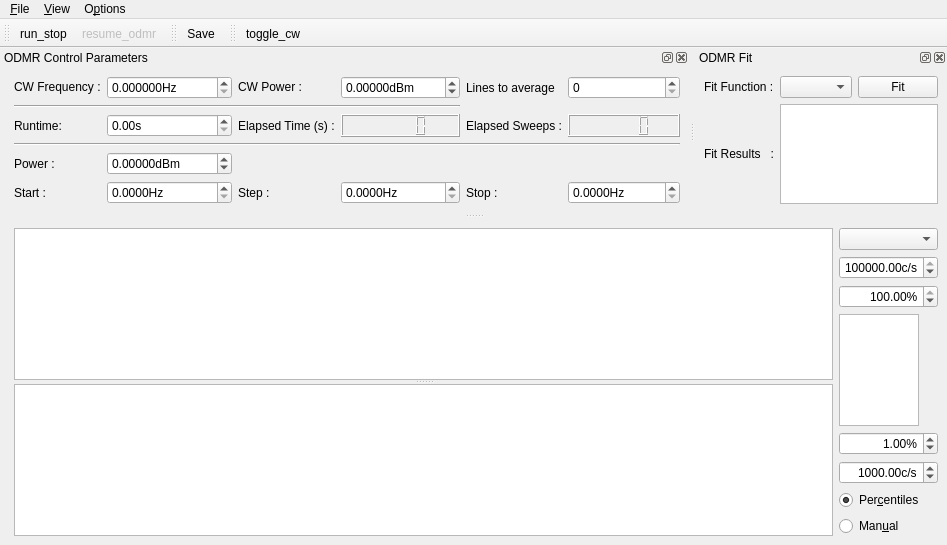
This is gui/odmr/ui_odmrgui.ui in Ulm-IQO/qudi as Qt 5 draws it before an edit. The edited form follows.
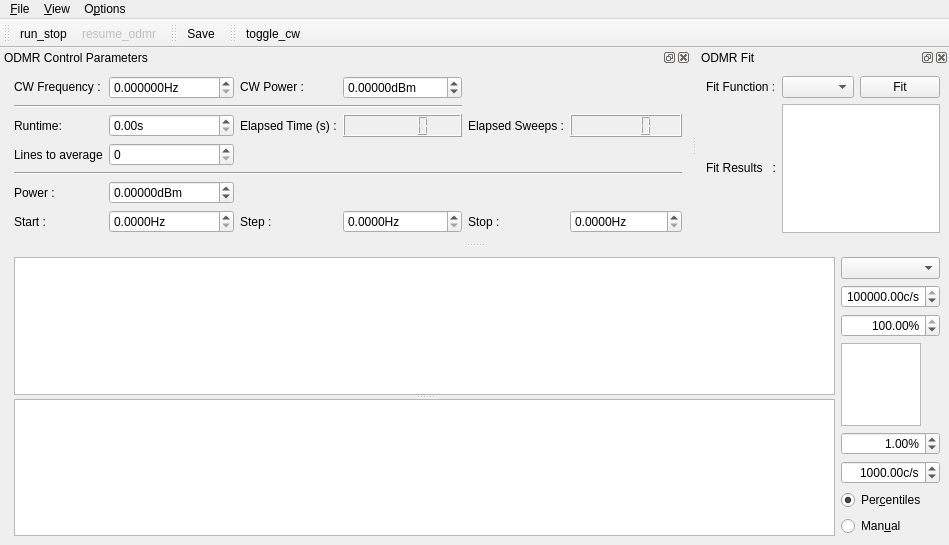
This is the edited form. Icons and pictures are not drawn. Custom widgets are drawn as their Qt base class.

Commit message: fixing the outlined issues (see PR)

Patch:
```diff
--- a/gui/odmr/ui_odmrgui.ui
+++ b/gui/odmr/ui_odmrgui.ui
@@ -214,7 +214,7 @@
      <x>0</x>
      <y>0</y>
      <width>934</width>
-     <height>21</height>
+     <height>18</height>
     </rect>
    </property>
    <widget class="QMenu" name="menu_File">
@@ -348,7 +348,7 @@
      <item row="2" column="6">
       <widget class="QLCDNumber" name="elapsed_sweeps_DisplayWidget"/>
      </item>
-     <item row="3" column="1" colspan="6">
+     <item row="4" column="1" colspan="6">
       <widget class="Line" name="line">
        <property name="orientation">
         <enum>Qt::Horizontal</enum>
@@ -419,7 +419,7 @@
        </property>
       </widget>
      </item>
-     <item row="4" column="2">
+     <item row="5" column="2">
       <widget class="ScienDSpinBox" name="sweep_power_DoubleSpinBox">
        <property name="sizePolicy">
         <sizepolicy hsizetype="Minimum" vsizetype="Fixed">
@@ -460,7 +460,7 @@
        </property>
       </widget>
      </item>
-     <item row="4" column="1">
+     <item row="5" column="1">
       <widget class="QLabel" name="label_2">
        <property name="sizePolicy">
         <sizepolicy hsizetype="Minimum" vsizetype="Minimum">
@@ -486,7 +486,7 @@
        </property>
       </widget>
      </item>
-     <item row="5" column="1">
+     <item row="6" column="1">
       <widget class="QLabel" name="label_3">
        <property name="sizePolicy">
         <sizepolicy hsizetype="Minimum" vsizetype="Minimum">
@@ -499,7 +499,7 @@
        </property>
       </widget>
      </item>
-     <item row="5" column="2">
+     <item row="6" column="2">
       <widget class="ScienDSpinBox" name="start_freq_DoubleSpinBox">
        <property name="sizePolicy">
         <sizepolicy hsizetype="Minimum" vsizetype="Fixed">
@@ -518,7 +518,7 @@
        </property>
       </widget>
      </item>
-     <item row="5" column="3">
+     <item row="6" column="3">
       <widget class="QLabel" name="label_4">
        <property name="sizePolicy">
         <sizepolicy hsizetype="Minimum" vsizetype="Minimum">
@@ -531,7 +531,7 @@
        </property>
       </widget>
      </item>
-     <item row="5" column="4">
+     <item row="6" column="4">
       <widget class="ScienDSpinBox" name="step_freq_DoubleSpinBox">
        <property name="sizePolicy">
         <sizepolicy hsizetype="Minimum" vsizetype="Fixed">
@@ -556,7 +556,7 @@
        </property>
       </widget>
      </item>
-     <item row="5" column="5">
+     <item row="6" column="5">
       <widget class="QLabel" name="label_5">
        <property name="sizePolicy">
         <sizepolicy hsizetype="Minimum" vsizetype="Minimum">
@@ -569,7 +569,7 @@
        </property>
       </widget>
      </item>
-     <item row="5" column="6">
+     <item row="6" column="6">
       <widget class="ScienDSpinBox" name="stop_freq_DoubleSpinBox">
        <property name="sizePolicy">
         <sizepolicy hsizetype="Minimum" vsizetype="Fixed">
@@ -591,7 +591,7 @@
        </property>
       </widget>
      </item>
-     <item row="0" column="0" rowspan="6">
+     <item row="0" column="0" rowspan="7">
       <spacer name="horizontalSpacer_2">
        <property name="orientation">
         <enum>Qt::Horizontal</enum>
@@ -604,14 +604,14 @@
        </property>
       </spacer>
      </item>
-     <item row="0" column="5">
+     <item row="3" column="1">
       <widget class="QLabel" name="average_label">
        <property name="text">
         <string>Lines to average</string>
        </property>
       </widget>
      </item>
-     <item row="0" column="6">
+     <item row="3" column="2">
       <widget class="QSpinBox" name="average_level_SpinBox">
        <property name="minimum">
         <number>0</number>
```
The commit also changes 2 other files.
